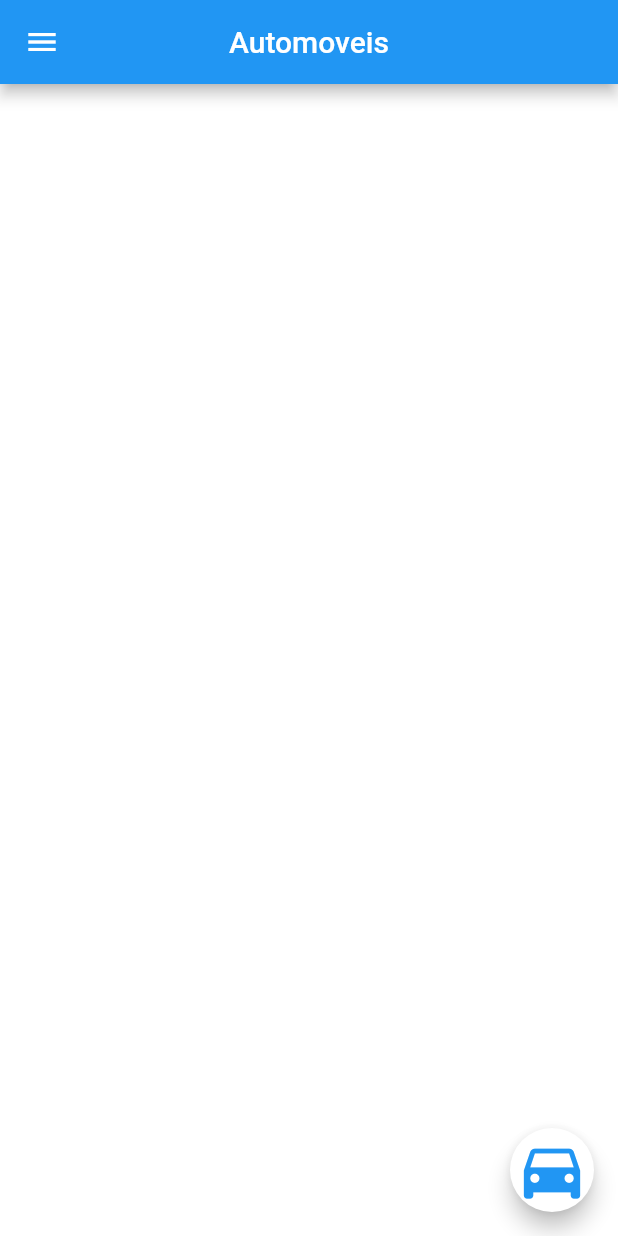
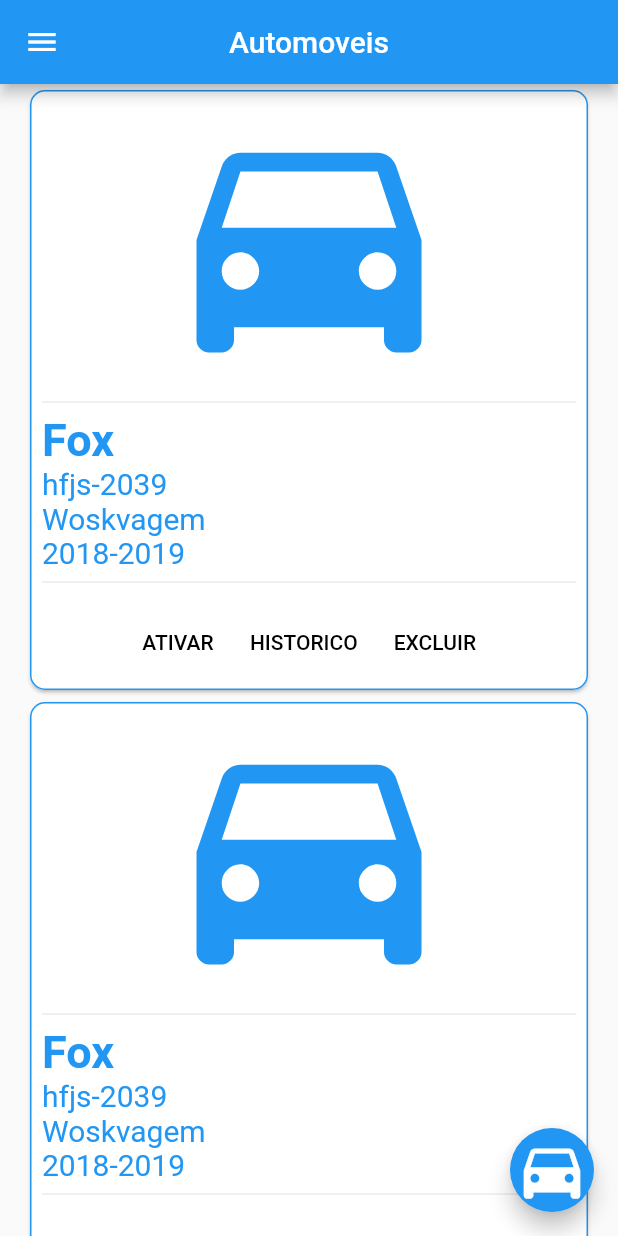
Before and after one commit to leonardodantas/tcc_flutter_aplicativo_estacionamento, a Flutter app: the TelaInicialUsuarioScreen screen opened directly, swiped to page 3, on a phone screen of 412 x 824 dp. Run offline on Flutter 3.47's test engine with Material 2 defaults, Android fonts, the phone set to English and light mode, and no system bars; our stand-ins replace cloud_firestore, custom_radio_grouped_button, email_validator, firebase_auth, flutter_mobx, get_it and 4 more; missing offline and left inert: awesome_card; accounts and stored records are empty; generated files the repository leaves out were written again.

```diff
--- /dev/null
+++ b/lib/view/screens/tabs_usuario/lista_de_automoveis.dart
@@ -0,0 +1,153 @@
+import 'package:feira/view/screens/historico_veiculo.dart';
+import 'package:flutter/material.dart';
+
+class ListaDeAutomoveisTab extends StatefulWidget {
+  @override
+  _ListaDeAutomoveisTabState createState() => _ListaDeAutomoveisTabState();
+}
+
+class _ListaDeAutomoveisTabState extends State<ListaDeAutomoveisTab> {
+  @override
+  Widget build(BuildContext context) {
+    return Container(
+      margin: EdgeInsets.only(left: 16, right: 16),
+      child: ListView.builder(
+        itemCount: 3,
+        itemBuilder: (context, index) {
+          return Card(
+            shape: RoundedRectangleBorder(
+              side: BorderSide(color: Colors.blue, width: 1),
+              borderRadius: BorderRadius.circular(10),
+            ),
+            child: Padding(
+              padding: const EdgeInsets.only(left: 8.0, right: 8.0),
+              child: Column(
+                mainAxisAlignment: MainAxisAlignment.start,
+                children: <Widget>[
+                  Icon(
+                    Icons.directions_car,
+                    size: 200,
+                    color: Colors.blue,
+                  ),
+                  Divider(),
+                  Align(
+                    alignment: Alignment.centerLeft,
+                    child: Column(
+                      crossAxisAlignment: CrossAxisAlignment.start,
+                      children: <Widget>[
+                        Text(
+                          "Fox",
+                          style: TextStyle(
+                              color: Colors.blue,
+                              fontWeight: FontWeight.bold,
+                              fontSize: 30),
+                        ),
+                        Text(
+                          "hfjs-2039",
+                          style: TextStyle(color: Colors.blue, fontSize: 20),
+                        ),
+                        Text(
+                          "Woskvagem",
+                          style: TextStyle(color: Colors.blue, fontSize: 20),
+                        ),
+                        Text(
+                          "2018-2019",
+                          style: TextStyle(color: Colors.blue, fontSize: 20),
+                        ),
+                      ],
+                    ),
+                  ),
+                  Divider(),
+                  Align(
+                    alignment: Alignment.center,
+                    child: ButtonBar(
+                      mainAxisSize: MainAxisSize.min,
+                      children: <Widget>[
+                        FlatButton(
+                          child: const Text('ATIVAR'),
+                          onPressed: _showDialogAtivaoCartao,
+                        ),
+                        FlatButton(
+                          child: const Text('HISTORICO'),
+                          onPressed: () {
+                            Navigator.push(
+                                context,
+                                MaterialPageRoute(
+                                    builder: (context) =>
+                                        HistoricoVeiculoState()));
+                          },
+                        ),
+                        FlatButton(
+                          child: const Text('EXCLUIR'),
+                          onPressed: _showDialogDeletarVeiculo,
+                        ),
+                      ],
+                    ),
+                  )
+                ],
+              ),
+            ),
+          );
+        },
+      ),
+    );
+  }
+
+  void _showDialogAtivaoCartao() {
+    // flutter defined function
+    showDialog(
+      context: context,
+      builder: (BuildContext context) {
+        // return object of type Dialog
+        return AlertDialog(
+          title: new Text("Ativar cartão?"),
+          content: new Text("Após ativado não poderá mais ser recuperado"),
+          actions: <Widget>[
+            // usually buttons at the bottom of the dialog
+            new FlatButton(
+              child: new Text("Ativar"),
+              onPressed: () {
+                Navigator.of(context).pop(true);
+              },
+            ),
+            new FlatButton(
+              child: new Text("Cancelar"),
+              onPressed: () {
+                Navigator.of(context).pop();
+              },
+            ),
+          ],
+        );
+      },
+    ).then((v) {});
+  }
+
+  void _showDialogDeletarVeiculo() {
+    // flutter defined function
+    showDialog(
+      context: context,
+      builder: (BuildContext context) {
+        // return object of type Dialog
+        return AlertDialog(
+          title: new Text("Deletar Veiculo?"),
+          content: new Text("Após deletado será excluido todo seu historico"),
+          actions: <Widget>[
+            // usually buttons at the bottom of the dialog
+            new FlatButton(
+              child: new Text("Deletar"),
+              onPressed: () {
+                Navigator.of(context).pop(true);
+              },
+            ),
+            new FlatButton(
+              child: new Text("Cancelar"),
+              onPressed: () {
+                Navigator.of(context).pop();
+              },
+            ),
+          ],
+        );
+      },
+    ).then((v) {});
+  }
+}
--- a/lib/view/screens/tela_inicial_usuario.dart
+++ b/lib/view/screens/tela_inicial_usuario.dart
@@ -3,6 +3,7 @@ import 'package:feira/view/screens/comprar_cartoes_screen.dart';
 import 'package:feira/view/screens/inserir_novo_cartao.dart';
 import 'package:feira/view/screens/tabs_usuario/automovel.dart';
 import 'package:feira/view/screens/tabs_usuario/inicio_usuario.dart';
+import 'package:feira/view/screens/tabs_usuario/lista_de_automoveis.dart';
 import 'package:feira/view/screens/tabs_usuario/visualizar_cartao_cadastrado.dart';
 import 'package:feira/view/widgets/custom_drawer.dart';
 import 'package:feira/view/widgets/tiles/floating_action_adicionar_veiculo.dart';
@@ -70,7 +71,7 @@ class _TelaInicialUsuarioScreenState extends State<TelaInicialUsuarioScreen> {
               title: Text("Automoveis"),
               centerTitle: true,
             ),
-            body: Container(color: Colors.white,),
+            body: ListaDeAutomoveisTab(),
             floatingActionButton: FloatingActionAdicionarVeiculo(onPressed: (){
             Navigator.push(
               context, MaterialPageRoute(builder: (context) => AdicionarAutomovel()));
--- a/lib/view/widgets/tiles/floating_action_adicionar_veiculo.dart
+++ b/lib/view/widgets/tiles/floating_action_adicionar_veiculo.dart
@@ -11,8 +11,8 @@ class FloatingActionAdicionarVeiculo extends StatelessWidget {
     return FloatingActionButton(
 
       onPressed: onPressed,
-      child: Icon(Icons.directions_car, color: Colors.blue,size: 50,),
-      backgroundColor: Colors.white,
+      child: Icon(Icons.directions_car, color: Colors.white,size: 50,),
+      backgroundColor: Colors.blue,
     );
   }
 }
```
Also changed, not shown: lib/view/screens/historico_veiculo.dart (added, +33 -0 lines).
